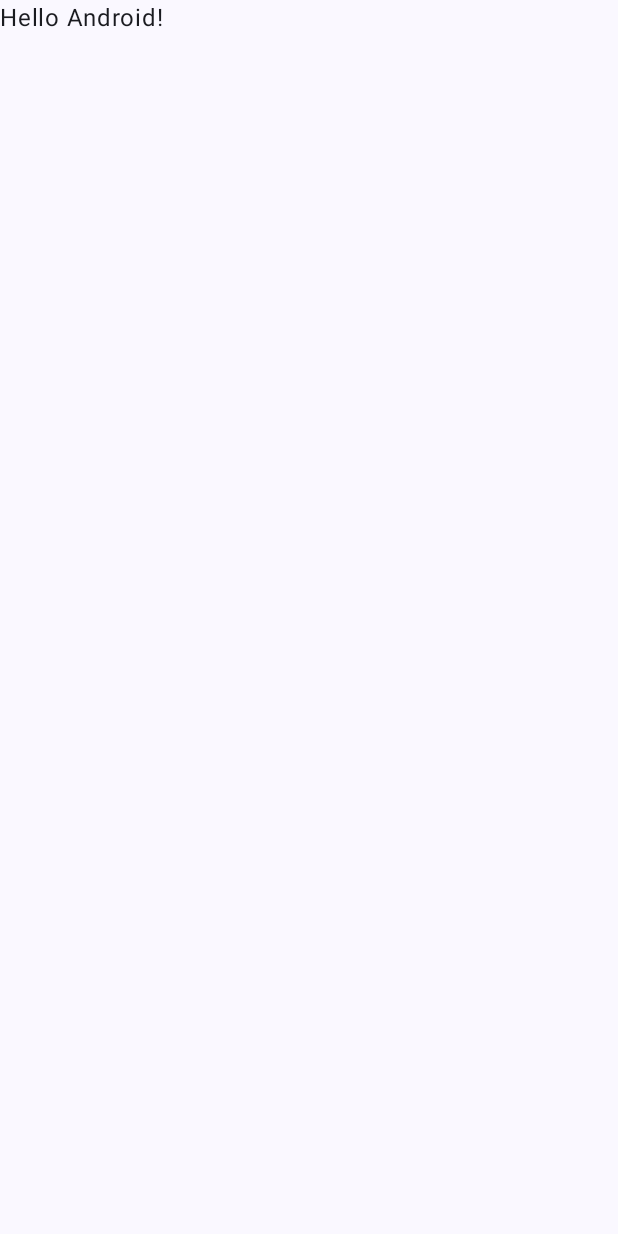
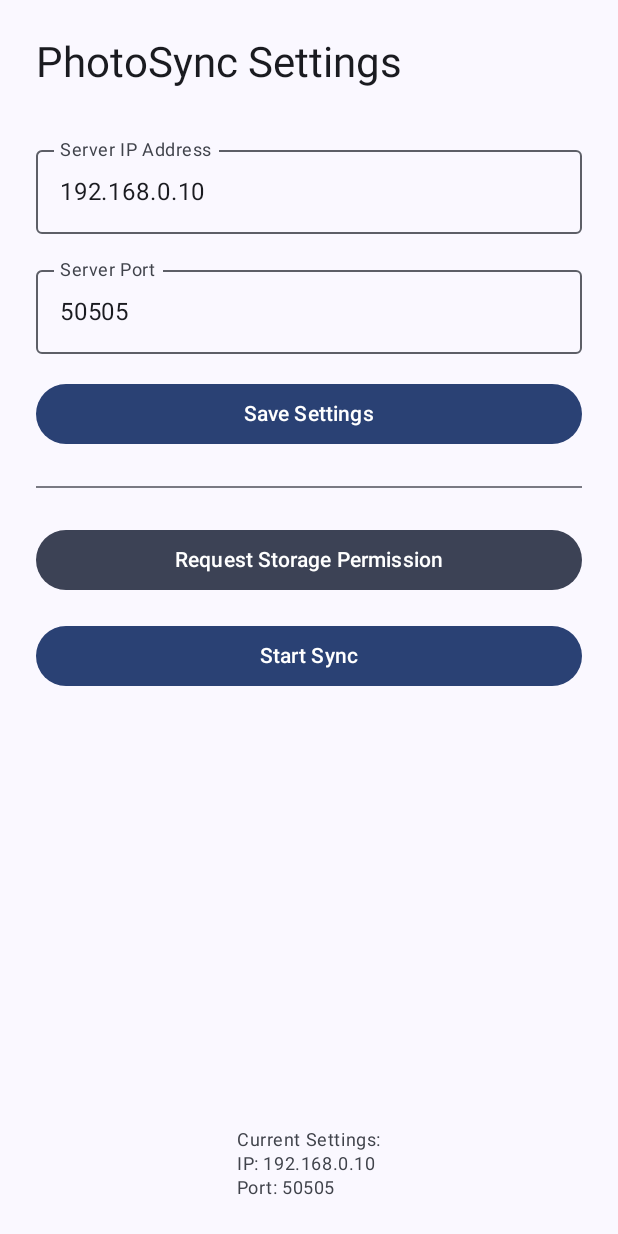
Before and after one commit to OhmNP/pics, an Android app built with Jetpack Compose: the screen it shows after launch (MainActivity), on a phone screen of 412 x 824 dp. Before the commit the screen is almost empty. Run offline under Robolectric (Android 15) with nearby library versions, the phone set to English and light mode, and no system bars.

Commit message:
adding android client

```diff
--- a/android-client/app/src/main/AndroidManifest.xml
+++ b/android-client/app/src/main/AndroidManifest.xml
@@ -3,6 +3,7 @@
     xmlns:tools="http://schemas.android.com/tools">
 
     <uses-permission android:name="android.permission.READ_MEDIA_IMAGES" />
+    <uses-permission android:name="android.permission.READ_EXTERNAL_STORAGE" />
     <uses-permission android:name="android.permission.INTERNET" />
     <uses-permission android:name="android.permission.ACCESS_WIFI_STATE" />
 
--- a/android-client/app/src/main/java/com/photosync/android/MainActivity.kt
+++ b/android-client/app/src/main/java/com/photosync/android/MainActivity.kt
@@ -1,53 +1,177 @@
 package com.photosync.android
 
+import android.Manifest
 import android.content.Intent
+import android.content.pm.PackageManager
+import android.os.Build
 import android.os.Bundle
-import android.util.Log
+import android.widget.Toast
 import androidx.activity.ComponentActivity
 import androidx.activity.compose.setContent
-import androidx.activity.enableEdgeToEdge
-import androidx.compose.foundation.layout.fillMaxSize
-import androidx.compose.foundation.layout.padding
-import androidx.compose.material3.Scaffold
-import androidx.compose.material3.Text
-import androidx.compose.runtime.Composable
+import androidx.activity.result.contract.ActivityResultContracts
+import androidx.compose.foundation.layout.*
+import androidx.compose.material3.*
+import androidx.compose.runtime.*
+import androidx.compose.ui.Alignment
 import androidx.compose.ui.Modifier
-import androidx.compose.ui.tooling.preview.Preview
+import androidx.compose.ui.unit.dp
+import androidx.core.content.ContextCompat
+import com.photosync.android.data.SettingsManager
 import com.photosync.android.service.SyncService
 import com.photosync.android.ui.theme.PicsTheme
 
 class MainActivity : ComponentActivity() {
+    private lateinit var settings: SettingsManager
+
+    private val permissionLauncher = registerForActivityResult(
+        ActivityResultContracts.RequestPermission()
+    ) { isGranted ->
+        if (isGranted) {
+            Toast.makeText(this, "Permission granted", Toast.LENGTH_SHORT).show()
+        } else {
+            Toast.makeText(this, "Permission denied - cannot sync photos", Toast.LENGTH_LONG).show()
+        }
+    }
+
     override fun onCreate(savedInstanceState: Bundle?) {
         super.onCreate(savedInstanceState)
-        Log.e("SyncService", "SyncService()", )
-        val intent = Intent(this, SyncService::class.java)
-        startService(intent)
-        enableEdgeToEdge()
+        settings = SettingsManager(this)
+
         setContent {
             PicsTheme {
-                Scaffold(modifier = Modifier.fillMaxSize()) { innerPadding ->
-                    Greeting(
-                        name = "Android",
-                        modifier = Modifier.padding(innerPadding)
+                Surface(
+                    modifier = Modifier.fillMaxSize(),
+                    color = MaterialTheme.colorScheme.background
+                ) {
+                    SettingsScreen(
+                        settings = settings,
+                        onStartSync = { startSyncService() },
+                        onRequestPermission = { requestStoragePermission() }
                     )
                 }
             }
         }
     }
+
+    private fun requestStoragePermission() {
+        val permission = if (Build.VERSION.SDK_INT >= Build.VERSION_CODES.TIRAMISU) {
+            Manifest.permission.READ_MEDIA_IMAGES
+        } else {
+            Manifest.permission.READ_EXTERNAL_STORAGE
+        }
+
+        when {
+            ContextCompat.checkSelfPermission(this, permission) == PackageManager.PERMISSION_GRANTED -> {
+                Toast.makeText(this, "Permission already granted", Toast.LENGTH_SHORT).show()
+            }
+            else -> {
+                permissionLauncher.launch(permission)
+            }
+        }
+    }
+
+    private fun startSyncService() {
+        val permission = if (Build.VERSION.SDK_INT >= Build.VERSION_CODES.TIRAMISU) {
+            Manifest.permission.READ_MEDIA_IMAGES
+        } else {
+            Manifest.permission.READ_EXTERNAL_STORAGE
+        }
+
+        if (ContextCompat.checkSelfPermission(this, permission) != PackageManager.PERMISSION_GRANTED) {
+            Toast.makeText(this, "Please grant storage permission first", Toast.LENGTH_LONG).show()
+            return
+        }
+
+        val intent = Intent(this, SyncService::class.java).apply {
+            putExtra("server_ip", settings.serverIp)
+            putExtra("server_port", settings.serverPort)
+        }
+        startService(intent)
+        Toast.makeText(this, "Sync started...", Toast.LENGTH_SHORT).show()
+    }
 }
 
 @Composable
-fun Greeting(name: String, modifier: Modifier = Modifier) {
-    Text(
-        text = "Hello $name!",
-        modifier = modifier
-    )
-}
+fun SettingsScreen(
+    settings: SettingsManager,
+    onStartSync: () -> Unit,
+    onRequestPermission: () -> Unit
+) {
+    var serverIp by remember { mutableStateOf(settings.serverIp) }
+    var serverPort by remember { mutableStateOf(settings.serverPort.toString()) }
 
-@Preview(showBackground = true)
-@Composable
-fun GreetingPreview() {
-    PicsTheme {
-        Greeting("Android")
+    Column(
+        modifier = Modifier
+            .fillMaxSize()
+            .padding(24.dp),
+        verticalArrangement = Arrangement.spacedBy(16.dp)
+    ) {
+        Text(
+            text = "PhotoSync Settings",
+            style = MaterialTheme.typography.headlineMedium,
+            modifier = Modifier.padding(bottom = 16.dp)
+        )
+
+        OutlinedTextField(
+            value = serverIp,
+            onValueChange = { serverIp = it },
+            label = { Text("Server IP Address") },
+            placeholder = { Text("192.168.0.10") },
+            modifier = Modifier.fillMaxWidth(),
+            singleLine = true
+        )
+
+        OutlinedTextField(
+            value = serverPort,
+            onValueChange = { serverPort = it },
+            label = { Text("Server Port") },
+            placeholder = { Text("50505") },
+            modifier = Modifier.fillMaxWidth(),
+            singleLine = true
+        )
+
+        Button(
+            onClick = {
+                val port = serverPort.toIntOrNull()
+                if (serverIp.isNotBlank() && port != null && port in 1..65535) {
+                    settings.serverIp = serverIp
+                    settings.serverPort = port
+                }
+            },
+            modifier = Modifier.fillMaxWidth()
+        ) {
+            Text("Save Settings")
+        }
+
+        Divider(modifier = Modifier.padding(vertical = 8.dp))
+
+        Button(
+            onClick = onRequestPermission,
+            modifier = Modifier.fillMaxWidth(),
+            colors = ButtonDefaults.buttonColors(
+                containerColor = MaterialTheme.colorScheme.secondary
+            )
+        ) {
+            Text("Request Storage Permission")
+        }
+
+        Button(
+            onClick = onStartSync,
+            modifier = Modifier.fillMaxWidth(),
+            colors = ButtonDefaults.buttonColors(
+                containerColor = MaterialTheme.colorScheme.primary
+            )
+        ) {
+            Text("Start Sync")
+        }
+
+        Spacer(modifier = Modifier.weight(1f))
+
+        Text(
+            text = "Current Settings:\nIP: ${settings.serverIp}\nPort: ${settings.serverPort}",
+            style = MaterialTheme.typography.bodySmall,
+            color = MaterialTheme.colorScheme.onSurfaceVariant,
+            modifier = Modifier.align(Alignment.CenterHorizontally)
+        )
     }
 }
--- /dev/null
+++ b/android-client/app/src/main/java/com/photosync/android/data/SettingsManager.kt
@@ -0,0 +1,23 @@
+package com.photosync.android.data
+
+import android.content.Context
+import android.content.SharedPreferences
+
+class SettingsManager(context: Context) {
+    private val prefs: SharedPreferences = context.getSharedPreferences("photosync_prefs", Context.MODE_PRIVATE)
+
+    companion object {
+        private const val KEY_SERVER_IP = "server_ip"
+        private const val KEY_SERVER_PORT = "server_port"
+        private const val DEFAULT_IP = "192.168.0.10"
+        private const val DEFAULT_PORT = 50505
+    }
+
+    var serverIp: String
+        get() = prefs.getString(KEY_SERVER_IP, DEFAULT_IP) ?: DEFAULT_IP
+        set(value) = prefs.edit().putString(KEY_SERVER_IP, value).apply()
+
+    var serverPort: Int
+        get() = prefs.getInt(KEY_SERVER_PORT, DEFAULT_PORT)
+        set(value) = prefs.edit().putInt(KEY_SERVER_PORT, value).apply()
+}
--- a/android-client/gradle.properties
+++ b/android-client/gradle.properties
@@ -21,3 +21,4 @@ kotlin.code.style=official
 # resources declared in the library itself and none from the library's dependencies,
 # thereby reducing the size of the R class for that library
 android.nonTransitiveRClass=true
+org.gradle.java.home=C\:/Program Files/Java/jdk-17
```
Also changed, not shown: android-client/app/src/main/java/com/photosync/android/data/LocalDB.kt (+26 -1 lines), android-client/app/src/main/java/com/photosync/android/data/MediaScanner.kt (+62 -1 lines), android-client/app/src/main/java/com/photosync/android/service/SyncService.kt (+153 -7 lines).
